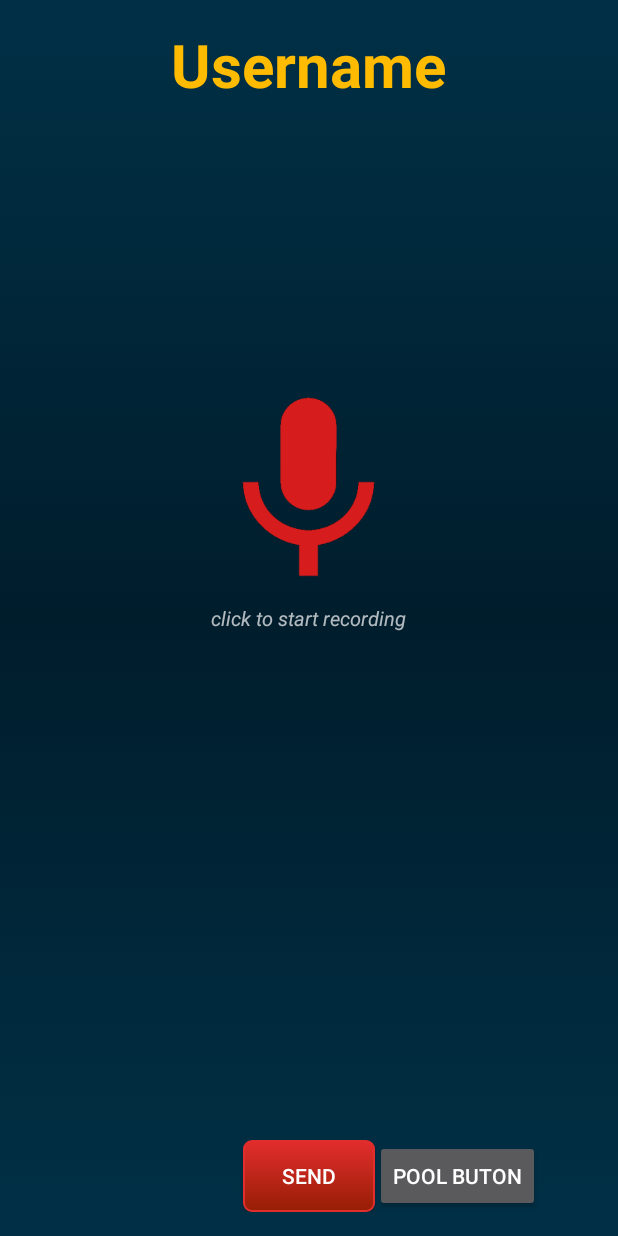
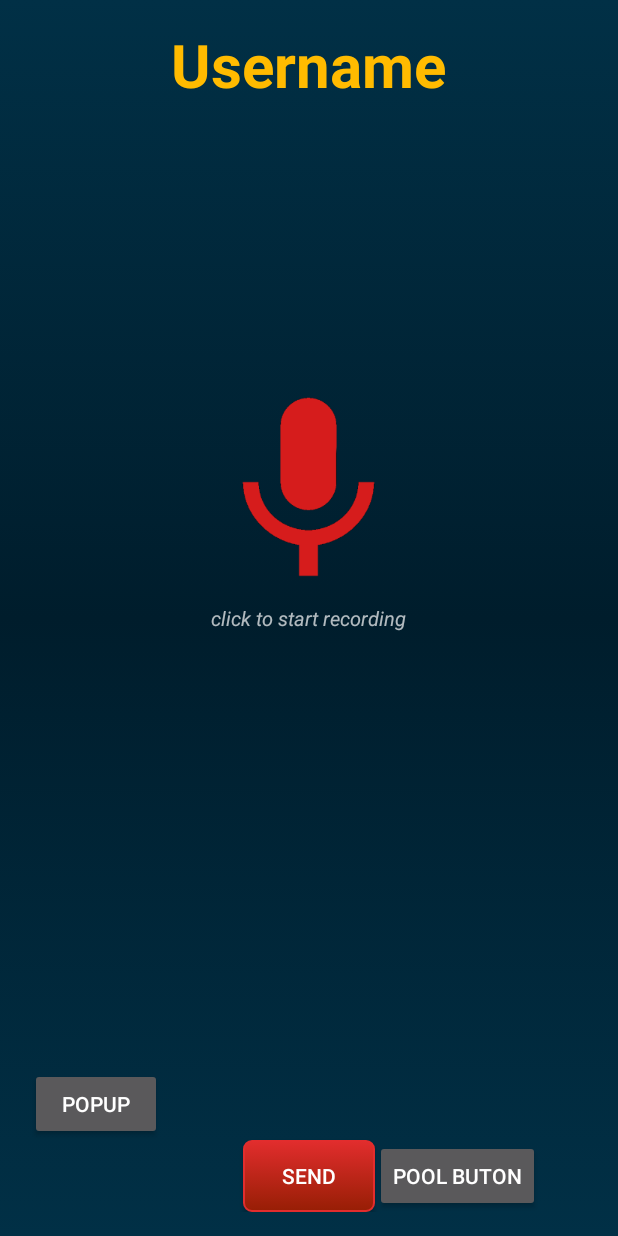
Before and after one commit to ciayco/SpaceVoi, an Android app: the layout up_activity.xml on its own in the app's theme, with its tools: preview values and no code run, on a phone screen of 412 x 824 dp. Run offline under Robolectric (Android 15) with nearby library versions, the phone set to English and light mode, and no system bars.

Commit message:
visual update

```diff
--- a/app/src/main/res/layout/up_activity.xml
+++ b/app/src/main/res/layout/up_activity.xml
@@ -63,5 +63,14 @@
         android:layout_centerVertical="true"
         android:layout_centerHorizontal="true" />
 
+    <Button
+        android:layout_width="wrap_content"
+        android:layout_height="wrap_content"
+        android:text="PopUp"
+        android:id="@+id/popbutton"
+        android:layout_above="@+id/gonderbut"
+        android:layout_alignParentLeft="true"
+        android:layout_alignParentStart="true" />
+
 
 </RelativeLayout>
--- a/app/src/main/res/values/styles.xml
+++ b/app/src/main/res/values/styles.xml
@@ -22,4 +22,10 @@
         <item name="android:windowBackground">@android:color/transparent</item>
     </style>
 
+    <style name="AppTheme.CustomTheme2">
+        <item name="android:windowCloseOnTouchOutside">true</item>
+        <item name="android:windowIsTranslucent">true</item>
+    </style>
+
+
 </resources>
```
Also changed, not shown: app/src/main/AndroidManifest.xml (+7 -0 lines), app/src/main/java/com/example/ciayco/spacevoi/PopUpActivity.java (added, +26 -0 lines), app/src/main/java/com/example/ciayco/spacevoi/UpActivity.java (+13 -0 lines), app/src/main/res/layout/pop_window.xml (added, +51 -0 lines).
